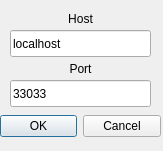
This is ConnectionProperties.ui in group93492/chat-client as Qt 5 draws it before an edit. The edited form follows.
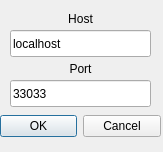
This is the edited form.

Commit message: Added new widget, layouts and decoration for him

Patch:
```diff
--- a/ConnectionProperties.ui
+++ b/ConnectionProperties.ui
@@ -7,7 +7,7 @@
     <x>0</x>
     <y>0</y>
     <width>163</width>
-    <height>151</height>
+    <height>152</height>
    </rect>
   </property>
   <property name="windowTitle">
```
The commit also changes 6 other files.
